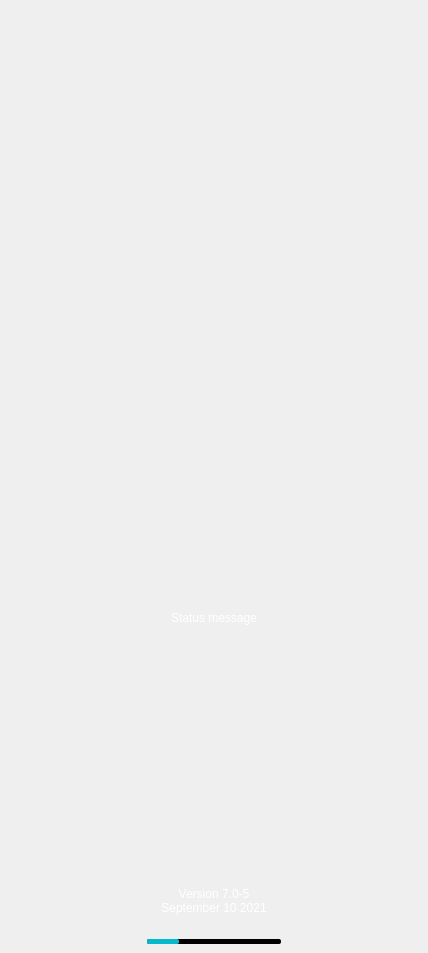
First picture: the form in forms/ui/brand_ui/KelVPN/splashscreen.ui, repository demlabs-cellframe/dap-ui-sdk, before the edit.
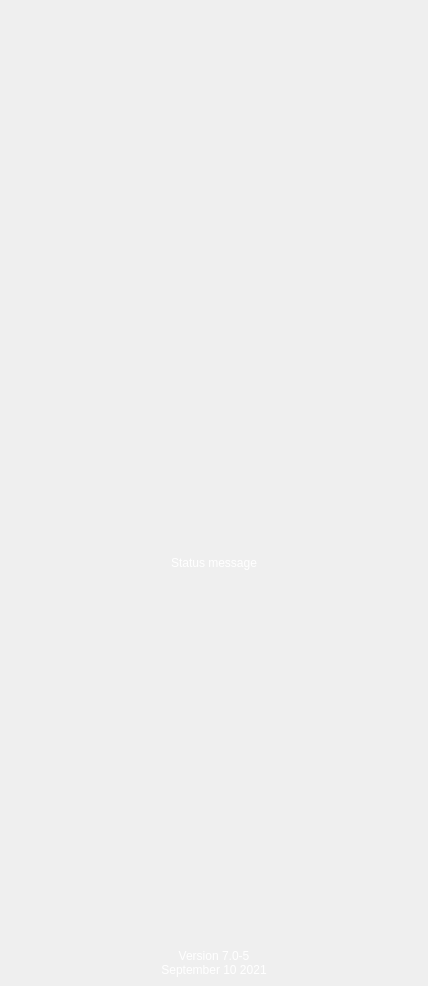
Second picture: the form after the edit. Icons and pictures are not drawn. Custom widgets are drawn as their Qt base class.

```diff
--- a/forms/ui/brand_ui/KelVPN/splashscreen.ui
+++ b/forms/ui/brand_ui/KelVPN/splashscreen.ui
@@ -7,7 +7,7 @@
     <x>0</x>
     <y>0</y>
     <width>428</width>
-    <height>926</height>
+    <height>986</height>
    </rect>
   </property>
   <property name="windowTitle">
@@ -70,7 +70,7 @@
            <property name="sizeHint" stdset="0">
             <size>
              <width>20</width>
-             <height>248</height>
+             <height>180</height>
             </size>
            </property>
           </spacer>
@@ -168,7 +168,7 @@
            <property name="sizeHint" stdset="0">
             <size>
              <width>20</width>
-             <height>256</height>
+             <height>350</height>
             </size>
            </property>
           </spacer>
@@ -195,74 +195,6 @@
            </property>
           </widget>
          </item>
-         <item>
-          <spacer name="verticalSpacer_4">
-           <property name="orientation">
-            <enum>Qt::Vertical</enum>
-           </property>
-           <property name="sizeType">
-            <enum>QSizePolicy::Fixed</enum>
-           </property>
-           <property name="sizeHint" stdset="0">
-            <size>
-             <width>20</width>
-             <height>18</height>
-            </size>
-           </property>
-          </spacer>
-         </item>
-         <item>
-          <widget class="DapGuiWidget" name="wLoadingHolder" native="true">
-           <property name="styleSheet">
-            <string notr="true">#wLoadingHolder{ 	background-color: rgba(0,0,0,0); }</string>
-           </property>
-           <property name="cssStyle" stdset="0">
-            <string>nobackground</string>
-           </property>
-           <layout class="QHBoxLayout" name="horizontalLayout_2">
-            <property name="spacing">
-             <number>0</number>
-            </property>
-            <property name="leftMargin">
-             <number>0</number>
-            </property>
-            <property name="topMargin">
-             <number>0</number>
-            </property>
-            <property name="rightMargin">
-             <number>0</number>
-            </property>
-            <property name="bottomMargin">
-             <number>0</number>
-            </property>
-            <item>
-             <widget class="QProgressBar" name="pLoading">
-              <property name="styleSheet">
-               <string notr="true">*
-{
-background-color: #000000;
-border-radius: 2px;
-max-width: 134px;
-max-height: 5px;
-}
-
-*::chunk
-{
-background-color: #05B8CC;
-border-radius: 2px;
-}</string>
-              </property>
-              <property name="value">
-               <number>24</number>
-              </property>
-              <property name="textVisible">
-               <bool>false</bool>
-              </property>
-             </widget>
-            </item>
-           </layout>
-          </widget>
-         </item>
         </layout>
        </widget>
       </item>
```
